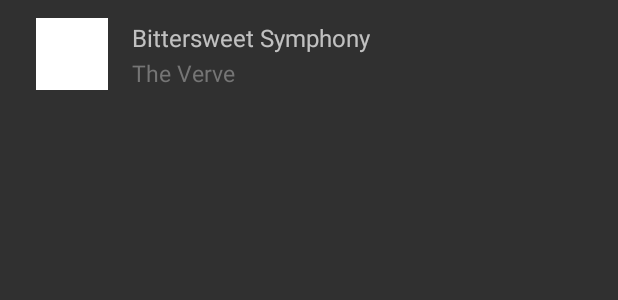
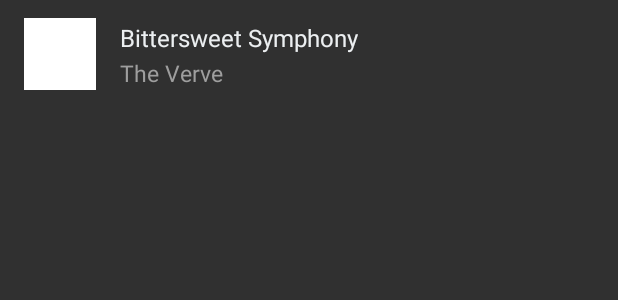
Before and after one commit to conqs/metronome, an Android app: the layout item_song.xml on its own in the app's theme, with its tools: preview values and no code run, on a phone screen of 412 x 824 dp. Shown: the top 300 px of the screen. Run offline under Robolectric (Android 15) with nearby library versions, the phone set to English and light mode, and no system bars.

Commit message:
Fix padding

```diff
--- a/app/src/main/res/layout/item_song.xml
+++ b/app/src/main/res/layout/item_song.xml
@@ -5,7 +5,7 @@
     android:layout_width="match_parent"
     android:layout_height="@dimen/item_height"
     android:layout_marginEnd="@dimen/spacing_small"
-    android:layout_marginStart="@dimen/spacing_small">
+    >
 
     <ImageView
         android:id="@+id/album_art"
@@ -30,6 +30,7 @@
             android:ellipsize="end"
             android:gravity="bottom"
             android:lines="1"
+            android:textColor="@color/md_blue_grey_50"
             android:textSize="@dimen/text_size_normal"
             tools:text="Bittersweet Symphony"/>
 
@@ -42,7 +43,7 @@
             android:gravity="top"
             android:lines="1"
             android:paddingTop="2dp"
-            android:textColor="@color/md_grey_600"
+            android:textColor="@color/md_grey_500"
             android:textSize="@dimen/text_size_small"
             tools:text="The Verve"/>
 
```
